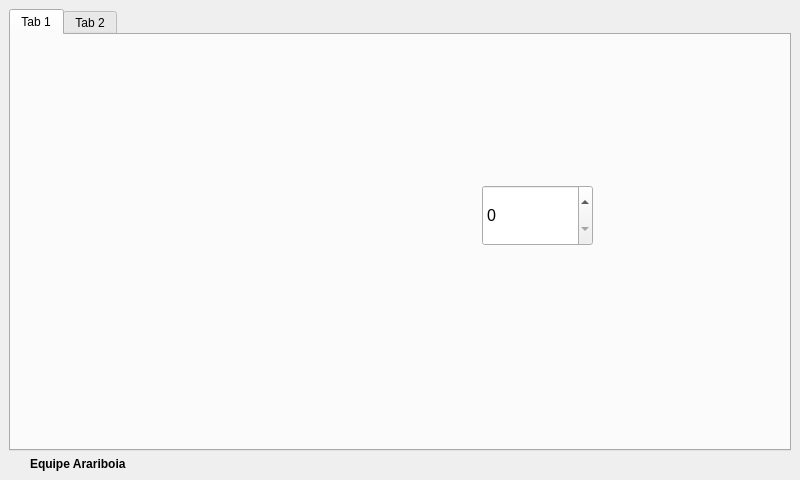
This is mainwindow.ui in Arariboia/ArariboiaDisplay as Qt 5 draws it before an edit. The edited form follows.
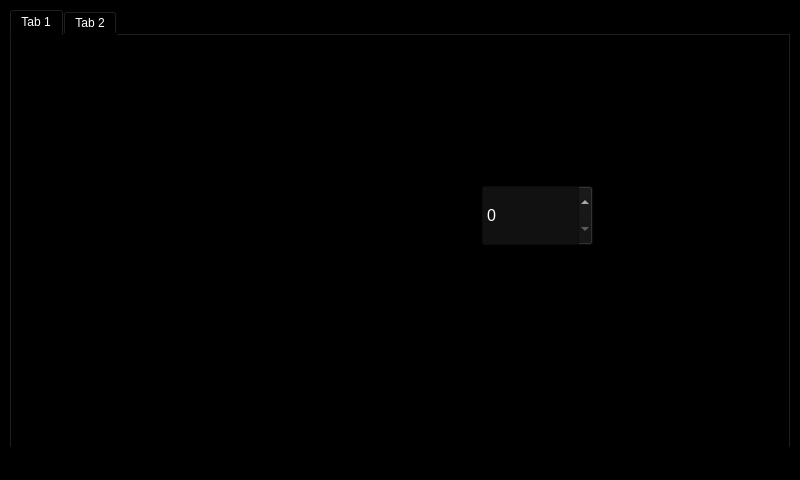
This is the edited form. Icons and pictures are not drawn. Custom widgets are drawn as their Qt base class.

What changed in the file:
```diff
--- a/mainwindow.ui
+++ b/mainwindow.ui
@@ -14,10 +14,48 @@
    <string>MainWindow</string>
   </property>
   <property name="styleSheet">
-   <string notr="true"/>
+   <string notr="true">/* Fundo preto e texto branco global */
+QWidget {
+    background-color: #000000;
+    color: #FFFFFF;
+}
+
+QDoubleSpinBox {
+	background-color: #111111;
+    color: #FFFFFF;
+}
+
+QSpinBox {
+	background-color: #111111;
+    color: #FFFFFF;
+}
+
+/* QLineEdit com borda visível */
+QLineEdit {
+    background-color: #111111;
+    color: #FFFFFF;
+}
+
+/* ProgressBar */
+QProgressBar {
+    background-color: #111111;
+}
+
+/* LCD Number */
+QLCDNumber {
+    background-color: #111111;
+    color: #FFFFFF;; /* verde estilo LCD */
+}
+
+/* Linhas horizontais/verticais (QFrame com shape HLine/VLine) */
+QFrame[frameShape=&quot;4&quot;], /* HLine */
+QFrame[frameShape=&quot;5&quot;]  /* VLine */ {
+    background-color: #555555;
+}
+</string>
   </property>
   <widget class="QWidget" name="centralwidget">
-   <layout class="QVBoxLayout" name="verticalLayout" stretch="0,0">
+   <layout class="QVBoxLayout" name="verticalLayout" stretch="0">
     <item>
      <widget class="QTabWidget" name="tabWidget">
       <property name="styleSheet">
@@ -67,59 +105,9 @@
       </widget>
      </widget>
     </item>
-    <item>
-     <layout class="QHBoxLayout" name="horizontalLayout" stretch="0,0">
-      <item>
-       <widget class="QLabel" name="label_2">
-        <property name="sizePolicy">
-         <sizepolicy hsizetype="Minimum" vsizetype="Minimum">
-          <horstretch>0</horstretch>
-          <verstretch>0</verstretch>
-         </sizepolicy>
-        </property>
-        <property name="maximumSize">
-         <size>
-          <width>15</width>
-          <height>15</height>
-         </size>
-        </property>
-        <property name="text">
-         <string/>
-        </property>
-        <property name="pixmap">
-         <pixmap resource="Resources.qrc">:/images/arariboiaLogo.jpg</pixmap>
-        </property>
-        <property name="scaledContents">
-         <bool>true</bool>
-        </property>
-       </widget>
-      </item>
-      <item>
-       <widget class="QLabel" name="label">
-        <property name="sizePolicy">
-         <sizepolicy hsizetype="Minimum" vsizetype="Minimum">
-          <horstretch>0</horstretch>
-          <verstretch>0</verstretch>
-         </sizepolicy>
-        </property>
-        <property name="font">
-         <font>
-          <weight>75</weight>
-          <bold>true</bold>
-         </font>
-        </property>
-        <property name="text">
-         <string>Equipe Arariboia</string>
-        </property>
-        <property name="alignment">
-         <set>Qt::AlignLeading|Qt::AlignLeft|Qt::AlignVCenter</set>
-        </property>
-       </widget>
-      </item>
-     </layout>
-    </item>
    </layout>
   </widget>
+  <widget class="QStatusBar" name="statusBar"/>
  </widget>
  <customwidgets>
   <customwidget>
```
Left out of the diff: 7 changed lines with no effect on the pictures.
